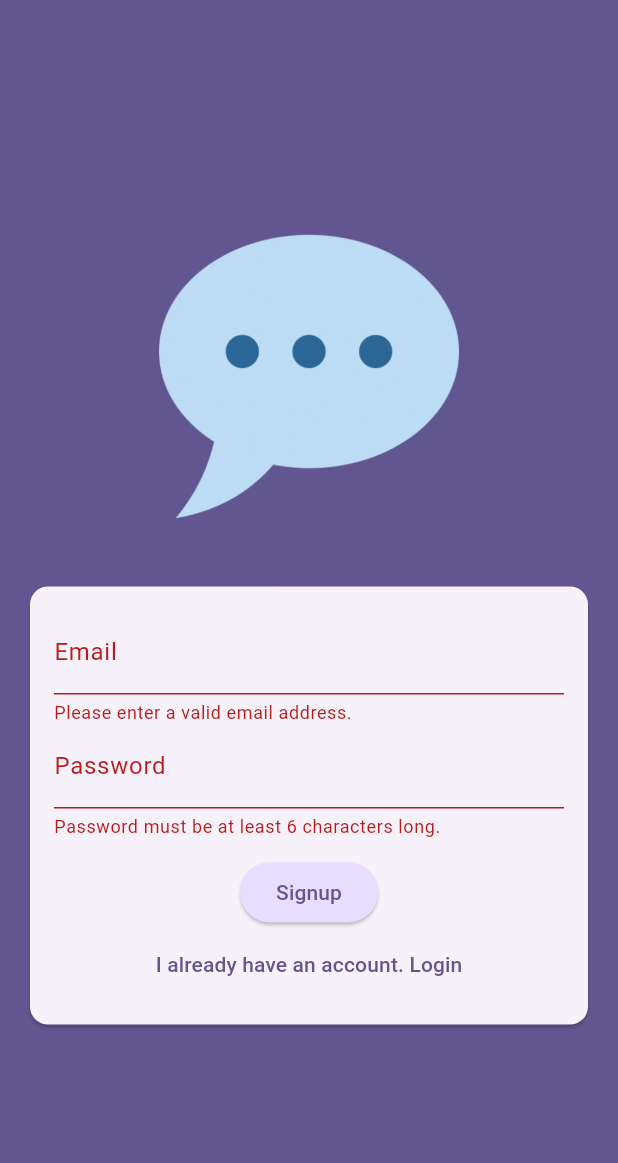
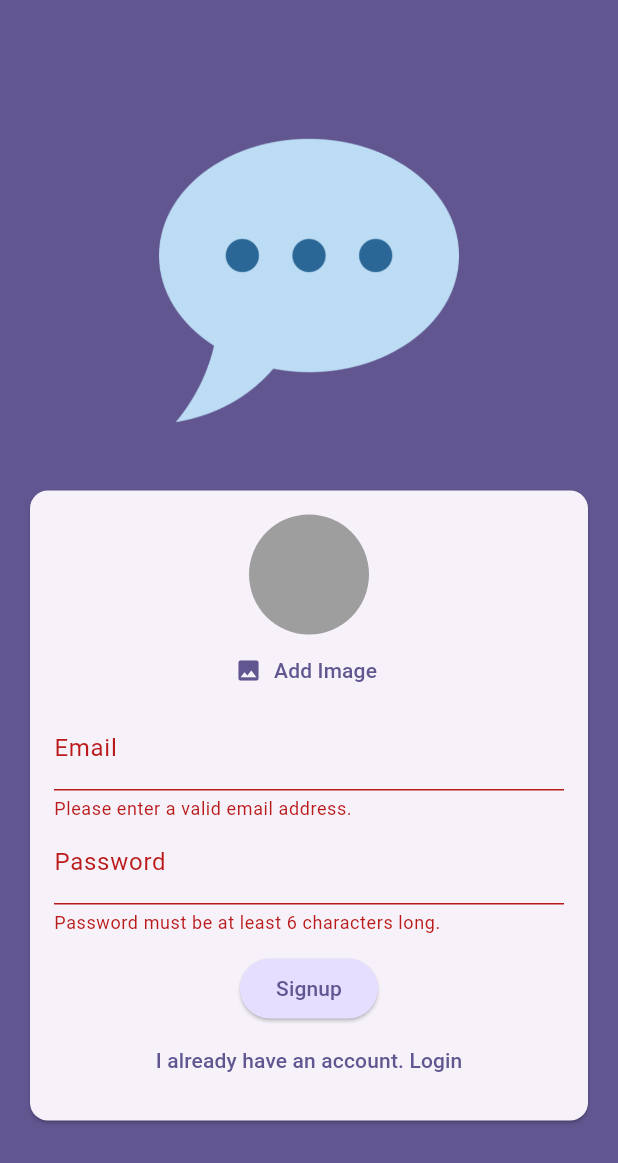
Before and after one commit to evanz1215/flutter_chat_app, a Flutter app: the screen it shows after launch, after a tap on "Login", after a tap on "Create an account", on a phone screen of 412 x 824 dp. Shown: the top 1163 px of the screen. Run offline on Flutter 3.47's test engine with Material 3 defaults, Android fonts, the phone set to English and light mode, and no system bars; our stand-ins replace firebase_auth, firebase_core, image_picker; accounts and stored records are empty.

```diff
--- a/lib/screens/auth.dart
+++ b/lib/screens/auth.dart
@@ -1,5 +1,6 @@
 import 'package:flutter/material.dart';
 import 'package:firebase_auth/firebase_auth.dart';
+import 'package:flutter_chat_app/widgets/user_image_picker.dart';
 
 final _firebase = FirebaseAuth.instance;
 
@@ -78,6 +79,7 @@ class _AuthScreenState extends State<AuthScreen> {
                       child: Column(
                         mainAxisSize: MainAxisSize.min,
                         children: [
+                          if (!_isLogin) const UserImagePicker(),
                           TextFormField(
                             decoration: const InputDecoration(labelText: 'Email'),
                             keyboardType: TextInputType.emailAddress,
--- /dev/null
+++ b/lib/widgets/user_image_picker.dart
@@ -0,0 +1,50 @@
+import 'dart:io';
+
+import 'package:flutter/material.dart';
+import 'package:image_picker/image_picker.dart';
+
+class UserImagePicker extends StatefulWidget {
+  const UserImagePicker({super.key});
+
+  @override
+  State<UserImagePicker> createState() => _UserImagePickerState();
+}
+
+class _UserImagePickerState extends State<UserImagePicker> {
+  File? _pickedImageFile;
+
+  void _pickImage() async {
+    final pickedImage = await ImagePicker().pickImage(source: ImageSource.camera, imageQuality: 50, maxWidth: 150);
+
+    if (pickedImage == null) {
+      return;
+    }
+
+    setState(() {
+      _pickedImageFile = File(pickedImage.path);
+    });
+  }
+
+  @override
+  Widget build(BuildContext context) {
+    return Column(
+      children: [
+        CircleAvatar(
+          radius: 40,
+          backgroundColor: Colors.grey,
+          foregroundImage: _pickedImageFile != null ? FileImage(_pickedImageFile!) : null,
+        ),
+        TextButton.icon(
+          onPressed: _pickImage,
+          icon: const Icon(Icons.image),
+          label: Text(
+            'Add Image',
+            style: TextStyle(
+              color: Theme.of(context).colorScheme.primary,
+            ),
+          ),
+        ),
+      ],
+    );
+  }
+}
--- a/pubspec.yaml
+++ b/pubspec.yaml
@@ -36,6 +36,8 @@ dependencies:
   cupertino_icons: ^1.0.6
   firebase_core: ^2.30.1
   firebase_auth: ^4.19.4
+  firebase_storage: ^11.7.4
+  image_picker: ^1.1.0
 
 dev_dependencies:
   flutter_test:
```
Also changed, not shown: pubspec.lock, 5 other files.
